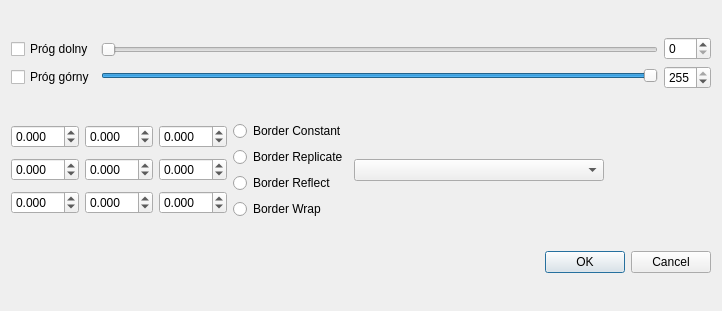
Zawartas/ProgramPOB, file dialoguiparameters.ui: the form before one commit.
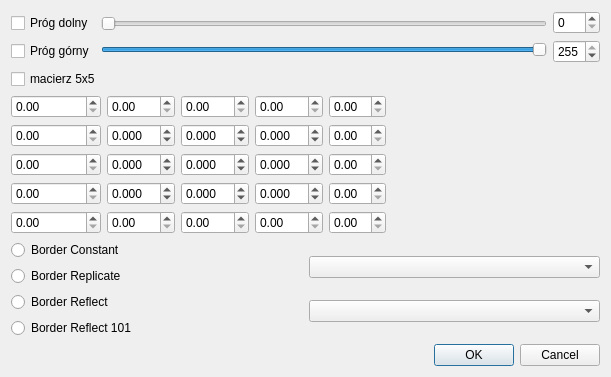
The form after the commit.

The edit to the form file:
```diff
--- a/dialoguiparameters.ui
+++ b/dialoguiparameters.ui
@@ -6,15 +6,15 @@
    <rect>
     <x>0</x>
     <y>0</y>
-    <width>722</width>
-    <height>311</height>
+    <width>611</width>
+    <height>370</height>
    </rect>
   </property>
   <property name="windowTitle">
    <string>Dialog</string>
   </property>
-  <layout class="QGridLayout" name="gridLayout">
-   <item row="0" column="0">
+  <layout class="QGridLayout" name="gridLayout_2">
+   <item row="0" column="0" colspan="2">
     <layout class="QHBoxLayout" name="horizontalLayout_5">
      <item>
       <layout class="QVBoxLayout" name="verticalLayout_2">
@@ -106,33 +106,95 @@
      </item>
     </layout>
    </item>
+   <item row="1" column="0" colspan="2">
+    <layout class="QGridLayout" name="gridLayout">
+     <item row="0" column="0">
+      <widget class="QCheckBox" name="checkBox_macierz5x5">
+       <property name="enabled">
+        <bool>true</bool>
+       </property>
+       <property name="text">
+        <string>macierz 5x5</string>
+       </property>
+      </widget>
+     </item>
+     <item row="3" column="5">
+      <spacer name="horizontalSpacer">
+       <property name="orientation">
+        <enum>Qt::Horizontal</enum>
+       </property>
+       <property name="sizeHint" stdset="0">
+        <size>
+         <width>40</width>
+         <height>20</height>
+        </size>
+       </property>
+      </spacer>
+     </item>
+     <item row="4" column="4">
+      <widget class="QDoubleSpinBox" name="mask_19"/>
+     </item>
+     <item row="5" column="3">
+      <widget class="QDoubleSpinBox" name="mask_23"/>
+     </item>
+     <item row="5" column="4">
+      <widget class="QDoubleSpinBox" name="mask_24"/>
+     </item>
+     <item row="5" column="2">
+      <widget class="QDoubleSpinBox" name="mask_22"/>
+     </item>
+     <item row="5" column="1">
+      <widget class="QDoubleSpinBox" name="mask_21"/>
+     </item>
+     <item row="4" column="3">
+      <widget class="QDoubleSpinBox" name="mask_18">
+       <property name="decimals">
+        <number>3</number>
+       </property>
+       <property name="minimum">
+        <double>-20.000000000000000</double>
+       </property>
+       <property name="maximum">
+        <double>20.000000000000000</double>
+       </property>
+       <property name="singleStep">
+        <double>0.010000000000000</double>
+       </property>
+      </widget>
+     </item>
+     <item row="4" column="2">
+      <widget class="QDoubleSpinBox" name="mask_17">
+       <property name="decimals">
+        <number>3</number>
+       </property>
+       <property name="minimum">
+        <double>-20.000000000000000</double>
+       </property>
+       <property name="maximum">
+        <double>20.000000000000000</double>
+       </property>
+       <property name="singleStep">
+        <double>0.010000000000000</double>
+       </property>
+      </widget>
+     </item>
+     <item row="5" column="0">
+      <widget class="QDoubleSpinBox" name="mask_20"/>
+     </item>
    <item row="1" column="0">
-    <layout class="QHBoxLayout" name="horizontalLayout_6">
-     <item>
-      <layout class="QVBoxLayout" name="verticalLayout_4">
-       <property name="sizeConstraint">
-        <enum>QLayout::SetMaximumSize</enum>
-       </property>
-       <item>
-        <layout class="QHBoxLayout" name="horizontalLayout_2">
-         <item>
-          <widget class="QDoubleSpinBox" name="doubleSpinBoxMax_0">
-           <property name="decimals">
-            <number>3</number>
-           </property>
-           <property name="minimum">
-            <double>-20.000000000000000</double>
-           </property>
-           <property name="maximum">
-            <double>20.000000000000000</double>
-           </property>
-           <property name="singleStep">
-            <double>0.010000000000000</double>
-           </property>
-          </widget>
-         </item>
-         <item>
-          <widget class="QDoubleSpinBox" name="doubleSpinBoxMax_1">
+      <widget class="QDoubleSpinBox" name="mask_0"/>
+     </item>
+     <item row="1" column="4">
+      <widget class="QDoubleSpinBox" name="mask_4"/>
+     </item>
+     <item row="1" column="1">
+      <widget class="QDoubleSpinBox" name="mask_1"/>
+     </item>
+     <item row="3" column="0">
+      <widget class="QDoubleSpinBox" name="mask_10"/>
+     </item>
+     <item row="3" column="2">
+      <widget class="QDoubleSpinBox" name="mask_12">
            <property name="decimals">
             <number>3</number>
            </property>
@@ -147,8 +209,11 @@
            </property>
           </widget>
          </item>
-         <item>
-          <widget class="QDoubleSpinBox" name="doubleSpinBoxMax_2">
+     <item row="2" column="4">
+      <widget class="QDoubleSpinBox" name="mask_9"/>
+     </item>
+     <item row="3" column="3">
+      <widget class="QDoubleSpinBox" name="mask_13">
            <property name="decimals">
             <number>3</number>
            </property>
@@ -163,12 +228,11 @@
            </property>
           </widget>
          </item>
-        </layout>
-       </item>
-       <item>
-        <layout class="QHBoxLayout" name="horizontalLayout_3">
-         <item>
-          <widget class="QDoubleSpinBox" name="doubleSpinBoxMax_3">
+     <item row="4" column="0">
+      <widget class="QDoubleSpinBox" name="mask_15"/>
+     </item>
+     <item row="3" column="1">
+      <widget class="QDoubleSpinBox" name="mask_11">
            <property name="decimals">
             <number>3</number>
            </property>
@@ -183,8 +247,8 @@
            </property>
           </widget>
          </item>
-         <item>
-          <widget class="QDoubleSpinBox" name="doubleSpinBoxMax_4">
+     <item row="2" column="2">
+      <widget class="QDoubleSpinBox" name="mask_7">
            <property name="decimals">
             <number>3</number>
            </property>
@@ -199,8 +263,8 @@
            </property>
           </widget>
          </item>
-         <item>
-          <widget class="QDoubleSpinBox" name="doubleSpinBoxMax_5">
+     <item row="2" column="3">
+      <widget class="QDoubleSpinBox" name="mask_8">
            <property name="decimals">
             <number>3</number>
            </property>
@@ -215,28 +279,17 @@
            </property>
           </widget>
          </item>
-        </layout>
-       </item>
-       <item>
-        <layout class="QHBoxLayout" name="horizontalLayout_4">
-         <item>
-          <widget class="QDoubleSpinBox" name="doubleSpinBoxMax_6">
-           <property name="decimals">
-            <number>3</number>
-           </property>
-           <property name="minimum">
-            <double>-20.000000000000000</double>
-           </property>
-           <property name="maximum">
-            <double>20.000000000000000</double>
-           </property>
-           <property name="singleStep">
-            <double>0.010000000000000</double>
-           </property>
-          </widget>
-         </item>
-         <item>
-          <widget class="QDoubleSpinBox" name="doubleSpinBoxMax_7">
+     <item row="2" column="0">
+      <widget class="QDoubleSpinBox" name="mask_5"/>
+     </item>
+     <item row="1" column="3">
+      <widget class="QDoubleSpinBox" name="mask_3"/>
+     </item>
+     <item row="3" column="4">
+      <widget class="QDoubleSpinBox" name="mask_14"/>
+     </item>
+     <item row="4" column="1">
+      <widget class="QDoubleSpinBox" name="mask_16">
            <property name="decimals">
             <number>3</number>
            </property>
@@ -251,8 +304,11 @@
            </property>
           </widget>
          </item>
-         <item>
-          <widget class="QDoubleSpinBox" name="doubleSpinBoxMax_8">
+     <item row="1" column="2">
+      <widget class="QDoubleSpinBox" name="mask_2"/>
+     </item>
+     <item row="2" column="1">
+      <widget class="QDoubleSpinBox" name="mask_6">
            <property name="decimals">
             <number>3</number>
            </property>
@@ -269,9 +325,7 @@
          </item>
         </layout>
        </item>
-      </layout>
-     </item>
-     <item>
+   <item row="2" column="0">
       <layout class="QVBoxLayout" name="verticalLayout_5">
        <item>
         <widget class="QRadioButton" name="border_type_1">
@@ -297,12 +351,14 @@
        <item>
         <widget class="QRadioButton" name="border_type_4">
          <property name="text">
-          <string>Border Wrap</string>
+        <string>Border Reflect 101</string>
          </property>
         </widget>
        </item>
       </layout>
      </item>
+   <item row="2" column="1">
+    <layout class="QVBoxLayout" name="verticalLayout_6">
      <item>
       <widget class="QComboBox" name="zadaneMaski">
        <property name="minimumSize">
@@ -314,21 +370,11 @@
       </widget>
      </item>
      <item>
-      <spacer name="horizontalSpacer">
-       <property name="orientation">
-        <enum>Qt::Horizontal</enum>
-       </property>
-       <property name="sizeHint" stdset="0">
-        <size>
-         <width>148</width>
-         <height>17</height>
-        </size>
-       </property>
-      </spacer>
+      <widget class="QComboBox" name="zadaneMaskiBlura"/>
      </item>
     </layout>
    </item>
-   <item row="2" column="0">
+   <item row="3" column="0" colspan="2">
     <widget class="QDialogButtonBox" name="buttonBox">
      <property name="orientation">
       <enum>Qt::Horizontal</enum>
```
Left out of the diff: 40 changed lines with no effect on the pictures. Lines whose indentation alone changed are shown as unchanged.
